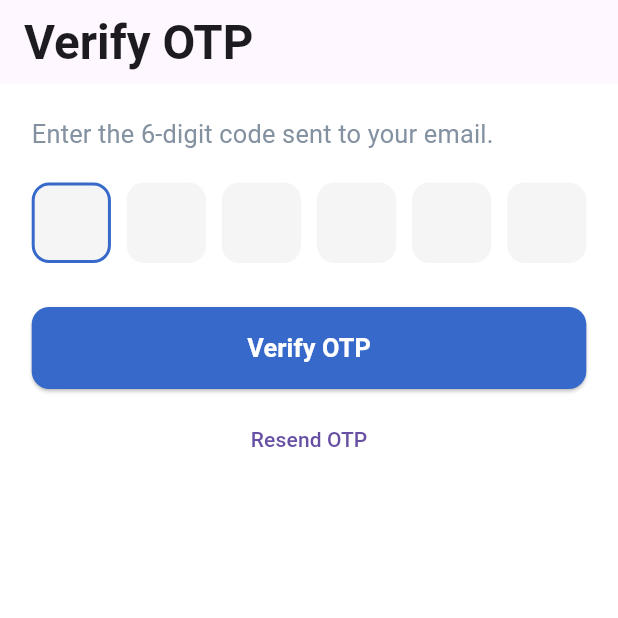
After one commit to Omer-ALaidroos/e-Commerce-Flutter-App-for-User, a Flutter app: the ForgetPasswordOTPScreen screen opened by its route, on a phone screen of 412 x 824 dp, the top half of it. The commit adds this screen. Run offline on Flutter 3.47's test engine with Material 3 defaults, Android fonts, the phone set to English and light mode, and no system bars; our stand-ins replace cached_network_image, dartz, dio, flutter_bloc, flutter_screenutil, flutter_secure_storage and 6 more; missing offline and left inert: animated_snack_bar; accounts and stored records are empty; network calls fail; Roboto replaces fonts that are missing (Urbanist).

Commit message:
Execute the Forget Screens with its operation

```diff
--- a/lib/core/routing/app_routes.dart
+++ b/lib/core/routing/app_routes.dart
@@ -9,4 +9,7 @@ class AppRoutes {
   static const String myCartScreen = '/myCartScreen';
   static const String myOrderScreen = '/MyOrderScreen';
   static const String myDetailsScreen = '/detailsScreen';
+ static const String forgetPasswordEmailRoute = '/forgetPasswordEmail';
+  static const String forgetPasswordOtpRoute = '/forgetPasswordOtp';
+  static const String forgetPasswordNewPasswordRoute = '/forgetPasswordNewPassword';
 }
--- a/lib/core/routing/router_generation_config.dart
+++ b/lib/core/routing/router_generation_config.dart
@@ -5,10 +5,12 @@ import 'package:e_commerce_app/features/Cart/cubit/cart_cubit.dart';
 import 'package:e_commerce_app/features/Cart/my_cart_screen.dart';
 import 'package:e_commerce_app/features/Product%20details%20screen/product_details_screen.dart';
 import 'package:e_commerce_app/features/address/address_screen.dart';
+import 'package:e_commerce_app/features/forgetPassword/forget_password_new_password_screen.dart';
 import 'package:e_commerce_app/features/my_Details/details_screen.dart';
 import 'package:e_commerce_app/features/my_Details/cubit/user_details_cubit.dart';
 import 'package:e_commerce_app/features/my_Details/models/user_details.dart';
 import 'package:e_commerce_app/features/my_Details/cubit/edit_cubit.dart';
+import 'package:e_commerce_app/features/forgetPassword/cubit/forget_password_cubit.dart';
 import 'package:e_commerce_app/features/auth/cubit/register/register_cubit.dart';
 import 'package:e_commerce_app/features/auth/cubit/auth/auth_cubit.dart';
 import 'package:e_commerce_app/features/auth/login_screen.dart';
@@ -20,6 +22,8 @@ import 'package:e_commerce_app/features/order/models/order_model.dart';
 import 'package:e_commerce_app/features/order/my_order_screen.dart';
 import 'package:e_commerce_app/features/order/order_detailes_screen.dart';
 import 'package:e_commerce_app/features/main%20screen/main_screen.dart';
+import 'package:e_commerce_app/features/forgetPassword/forget_password_email_screen.dart';
+import 'package:e_commerce_app/features/forgetPassword/forget_password_otp_screen.dart';
 import 'package:flutter_bloc/flutter_bloc.dart';
 import 'package:go_router/go_router.dart';
 
@@ -104,5 +108,35 @@ class RouterGenerationConfig {
           );
         },
       ),
+
+        GoRoute(
+          name: AppRoutes.forgetPasswordEmailRoute,
+          path: AppRoutes.forgetPasswordEmailRoute,
+          builder: (context, state) => BlocProvider(
+            create: (context) => ForgetPasswordCubit(sl()),
+            child: const ForgetPasswordEmailScreen(),
+          ),
+        ),
+        GoRoute(
+          name: AppRoutes.forgetPasswordOtpRoute,
+          path: AppRoutes.forgetPasswordOtpRoute,
+          builder: (context, state) {
+            final email = state.extra as String?;
+            return BlocProvider(
+              create: (context) => ForgetPasswordCubit(sl()),
+              child: ForgetPasswordOTPScreen(email: email),
+            );
+          },
+        ),
+        GoRoute(
+          name: AppRoutes.forgetPasswordNewPasswordRoute,
+          path: AppRoutes.forgetPasswordNewPasswordRoute,
+          builder: (context, state) => BlocProvider(
+            create: (context) => ForgetPasswordCubit(sl()),
+            child: const ForgetPasswordNewPasswordScreen(),
+          ),
+        ),
+
+
   ]);
 }
--- a/lib/core/utils/service_locator.dart
+++ b/lib/core/utils/service_locator.dart
@@ -2,6 +2,8 @@
 import 'package:e_commerce_app/core/networking/dio_helper.dart';
 import 'package:e_commerce_app/core/utils/storage_helper.dart';
 import 'package:e_commerce_app/features/auth/repo/auth_local_data_source.dart';
+import 'package:e_commerce_app/features/forgetPassword/cubit/forget_password_cubit.dart';
+import 'package:e_commerce_app/features/forgetPassword/repo/forget_password_repo.dart';
 import 'package:e_commerce_app/features/my_Details/cubit/edit_cubit.dart';
 import 'package:e_commerce_app/features/my_Details/cubit/user_details_cubit.dart';
 import 'package:e_commerce_app/features/my_Details/repo/user_details_repo.dart';
@@ -40,6 +42,9 @@ void setupServiceLocator() {
   sl.registerLazySingleton(() => RegisterRepo(sl<DioHelper>()));
   sl.registerLazySingleton(() => OrderRepo(sl<DioHelper>()));
   sl.registerLazySingleton(() => UserDetailsRepo(sl<DioHelper>()));
+  sl.registerLazySingleton(() => ForgetPasswordRepo(sl<DioHelper>()));
+
+
   // Cubit
   sl.registerFactory(() => AuthCubit(sl<AuthRepo>()));
   sl.registerFactory(() => ProductCubit(sl<HomeRepo>()));
@@ -50,4 +55,5 @@ void setupServiceLocator() {
   sl.registerFactory(() => OrderDetailsCubit(sl<OrderRepo>()));
   sl.registerFactory(() => UserDetailsCubit(sl<UserDetailsRepo>()));
   sl.registerFactory(() => EditCubit(sl<UserDetailsRepo>()));
+  sl.registerFactory(() => ForgetPasswordCubit(sl<ForgetPasswordRepo>()));
 }
--- /dev/null
+++ b/lib/core/widgets/custom_otp_input.dart
@@ -0,0 +1,64 @@
+import 'package:flutter/material.dart';
+import 'package:flutter_screenutil/flutter_screenutil.dart';
+
+class CustomOtpInput extends StatelessWidget {
+  final int length;
+  final TextEditingController controller;
+  final ValueChanged<String> onChanged;
+
+  const CustomOtpInput({
+    super.key,
+    this.length = 6,
+    required this.controller,
+    required this.onChanged,
+  });
+
+  @override
+  Widget build(BuildContext context) {
+    return Stack(
+      children: [
+        // Invisible TextFormField to handle input logic, pasting, and keyboard
+        Opacity(
+          opacity: 0,
+          child: TextFormField(
+            controller: controller,
+            onChanged: onChanged,
+            keyboardType: TextInputType.number,
+            maxLength: length,
+            decoration: const InputDecoration(counterText: ""),
+          ),
+        ),
+        // Decorative boxes for the "perfect" UI look
+        Row(
+          mainAxisAlignment: MainAxisAlignment.spaceBetween,
+          children: List.generate(length, (index) {
+            bool isFilled = controller.text.length > index;
+            bool isFocused = controller.text.length == index || (index == length - 1 && controller.text.length == length);
+
+            return Container(
+              width: 50.w,
+              height: 55.h,
+              alignment: Alignment.center,
+              decoration: BoxDecoration(
+                color: Colors.grey[100],
+                borderRadius: BorderRadius.circular(12.r),
+                border: Border.all(
+                  color: isFocused ? Theme.of(context).primaryColor : Colors.transparent,
+                  width: 2,
+                ),
+              ),
+              child: Text(
+                isFilled ? controller.text[index] : "",
+                style: TextStyle(
+                  fontSize: 22.sp,
+                  fontWeight: FontWeight.bold,
+                  color: Theme.of(context).primaryColor,
+                ),
+              ),
+            );
+          }),
+        ),
+      ],
+    );
+  }
+}
--- a/lib/core/widgets/primay_button_widget.dart
+++ b/lib/core/widgets/primay_button_widget.dart
@@ -60,7 +60,7 @@ class PrimayButtonWidget extends StatelessWidget {
             buttonText ?? "",
             style: TextStyle(
                 color: textColor ?? Colors.white,
-                fontWeight: FontWeight.w500,
+                fontWeight: FontWeight.w600,
                 fontSize: fontSize ?? 16.sp),
           ),
           trailingIcon != null ? const WidthSpace(8) : const SizedBox.shrink(),
--- /dev/null
+++ b/lib/features/forgetPassword/cubit/forget_password_cubit.dart
@@ -0,0 +1,49 @@
+import 'package:flutter_bloc/flutter_bloc.dart';
+import 'package:e_commerce_app/features/forgetPassword/repo/forget_password_repo.dart';
+import 'forget_password_state.dart';
+
+class ForgetPasswordCubit extends Cubit<ForgetPasswordState> {
+  final ForgetPasswordRepo _forgetPasswordRepo;
+
+  ForgetPasswordCubit(this._forgetPasswordRepo) : super(ForgetPasswordInitial());
+
+  Future<void> sendOtp(String email) async {
+    emit(ForgetPasswordLoading());
+    try {
+      final message = await _forgetPasswordRepo.forgotPassword(email);
+      emit(SendOtpSuccess(message));
+    } catch (e) {
+      emit(ForgetPasswordError(e.toString().replaceAll('Exception: ', '')));
+    }
+  }
+
+  Future<void> verifyOtp(String email, String code) async {
+    emit(ForgetPasswordLoading());
+    try {
+      final message = await _forgetPasswordRepo.verifyCode(email, code);
+      emit(VerifyOtpSuccess(message));
+    } catch (e) {
+      emit(ForgetPasswordError(e.toString().replaceAll('Exception: ', '')));
+    }
+  }
+
+  Future<void> resetPassword({
+    required String email,
+    required String code,
+    required String newPassword,
+    required String confirmPassword,
+  }) async {
+    emit(ForgetPasswordLoading());
+    try {
+      final message = await _forgetPasswordRepo.resetPassword(
+        email,
+        code,
+        newPassword,
+        confirmPassword,
+      );
+      emit(ResetPasswordSuccess(message));
+    } catch (e) {
+      emit(ForgetPasswordError(e.toString().replaceAll('Exception: ', '')));
+    }
+  }
+}
--- /dev/null
+++ b/lib/features/forgetPassword/cubit/forget_password_state.dart
@@ -0,0 +1,25 @@
+abstract class ForgetPasswordState {}
+
+class ForgetPasswordInitial extends ForgetPasswordState {}
+
+class ForgetPasswordLoading extends ForgetPasswordState {}
+
+class SendOtpSuccess extends ForgetPasswordState {
+  final String message;
+  SendOtpSuccess(this.message);
+}
+
+class VerifyOtpSuccess extends ForgetPasswordState {
+  final String message;
+  VerifyOtpSuccess(this.message);
+}
+
+class ResetPasswordSuccess extends ForgetPasswordState {
+  final String message;
+  ResetPasswordSuccess(this.message);
+}
+
+class ForgetPasswordError extends ForgetPasswordState {
+  final String message;
+  ForgetPasswordError(this.message);
+}
--- /dev/null
+++ b/lib/features/forgetPassword/forget_password_otp_screen.dart
@@ -0,0 +1,130 @@
+import 'package:animated_snack_bar/animated_snack_bar.dart';
+import 'package:dartz/dartz.dart' hide State;
+import 'package:e_commerce_app/core/routing/app_routes.dart';
+import 'package:e_commerce_app/core/utils/animated_snack_dialog.dart';
+import 'package:e_commerce_app/core/widgets/loading_widget.dart';
+import 'package:e_commerce_app/core/widgets/custom_otp_input.dart';
+import 'package:e_commerce_app/core/widgets/primay_button_widget.dart';
+import 'package:e_commerce_app/features/forgetPassword/cubit/forget_password_cubit.dart';
+import 'package:e_commerce_app/features/forgetPassword/cubit/forget_password_state.dart';
+import 'package:flutter/material.dart';
+
+import 'package:flutter_bloc/flutter_bloc.dart';
+import 'package:flutter_screenutil/flutter_screenutil.dart';
+import 'package:go_router/go_router.dart';
+
+class ForgetPasswordOTPScreen extends StatefulWidget {
+  final String? email; // Optional: to display the email or use it for API calls
+  const ForgetPasswordOTPScreen({super.key, this.email});
+
+  @override
+  State<ForgetPasswordOTPScreen> createState() => _ForgetPasswordOTPScreenState();
+}
+
+class _ForgetPasswordOTPScreenState extends State<ForgetPasswordOTPScreen> {
+  final TextEditingController _otpController = TextEditingController();
+  final GlobalKey<FormState> _formKey = GlobalKey<FormState>();
+
+  @override
+  void dispose() {
+    _otpController.dispose();
+    super.dispose();
+  }
+
+  @override
+  Widget build(BuildContext context) {
+    return Scaffold(
+      appBar: AppBar(
+        title: const Text('Verify OTP'),
+      ),
+      body: BlocConsumer<ForgetPasswordCubit, ForgetPasswordState>(
+        listener: (context, state) {
+          if (state is ForgetPasswordError) {
+            showAnimatedSnackDialog(context,
+                message: state.message, type: AnimatedSnackBarType.error);
+          }
+          if (state is VerifyOtpSuccess) {
+            showAnimatedSnackDialog(context,
+                message: state.message, type: AnimatedSnackBarType.success);
+            context.pushNamed(
+              AppRoutes.forgetPasswordNewPasswordRoute,
+              extra: {'email': widget.email, 'otp': _otpController.text},
+            );
+          }
+        },
+        builder: (context, state) {
+          if (state is ForgetPasswordLoading) {
+            return const LoadingWidget();
+          }
+          return Padding(
+        padding: EdgeInsets.all(20.w),
+        child: Form(
+          key: _formKey,
+          child: Column(
+            crossAxisAlignment: CrossAxisAlignment.stretch,
+            children: [
+              Text(
+                //dont dispaly all email just two letters and replace the part after @ and replace the rest with ****
+                widget.email != null
+                    ? 'Enter the 6-digit code sent to ${widget.email!.replaceAll(RegExp(r'(?<=.{3}).(?=.*@)'), '*')}'
+                    : 'Enter the 6-digit code sent to your email.',
+
+                style: Theme.of(context).textTheme.titleMedium,
+              ),
+              SizedBox(height: 20.h),
+              // Integrated the custom OTP widget within a FormField for validation
+              FormField<String>(
+                validator: (value) {
+                  if (_otpController.text.length != 6) {
+                    return 'Please enter the complete 6-digit code';
+                  }
+                  return null;
+                },
+                builder: (state) {
+                  return Column(
+                    children: [
+                      CustomOtpInput(
+                        controller: _otpController,
+                        onChanged: (_) => setState(() => state.didChange(_otpController.text)),
+                      ),
+                      if (state.hasError)
+                        Padding(
+                          padding: EdgeInsets.only(top: 10.h),
+                          child: Text(
+                            state.errorText!,
+                            style: TextStyle(color: Colors.red, fontSize: 12.sp),
+                          ),
+                        ),
+                    ],
+                  );
+                },
+              ),
+              SizedBox(height: 30.h),
+              PrimayButtonWidget(
+                bordersRadius: 12.r,
+                buttonText: 'Verify OTP',
+                onPress: () {
+                  if (_formKey.currentState!.validate()) {
+                    context.read<ForgetPasswordCubit>().verifyOtp(widget.email ?? '', _otpController.text);
+                  }
+                },
+              ),
+
+              SizedBox(height: 10.h),
+              TextButton(
+                onPressed: () {
+                  // Implement resend OTP logic here
+                  ScaffoldMessenger.of(context).showSnackBar(
+                    const SnackBar(content: Text('Resending OTP...')),
+                  );
+                },
+                child: const Text('Resend OTP'),
+              ),
+            ],
+          ),
+        ),);
+        },
+      ),
+    );
+  }
+}
--- /dev/null
+++ b/lib/features/forgetPassword/repo/forget_password_repo.dart
@@ -0,0 +1,76 @@
+import 'package:dio/dio.dart';
+import 'package:e_commerce_app/core/networking/api_endpoints.dart';
+import 'package:e_commerce_app/core/networking/dio_helper.dart';
+
+class ForgetPasswordRepo {
+  final DioHelper _dioHelper;
+
+  ForgetPasswordRepo(this._dioHelper);
+
+  /// Sends a request to generate an OTP for the given email.
+  Future<String> forgotPassword(String email) async {
+    try {
+      final response = await _dioHelper.postRequest(
+        endPoint: ApiEndpoints.forgotPassword,
+        data: {"email": email},
+      );
+      // The backend returns Ok(result). We extract the message or return a default.
+      return response.data['message'] ?? "If an account exists, an OTP has been sent.";
+    } on DioException catch (e) {
+      throw _handleError(e);
+    } catch (e) {
+      throw Exception("An unexpected error occurred: ${e.toString()}");
+    }
+  }
+
+
+
+  /// Verifies the OTP code sent to the user's email.
+  Future<String> verifyCode(String email, String code) async {
+    try {
+      final response = await _dioHelper.postRequest(
+        endPoint: ApiEndpoints.verifyResetCode,
+        data: {
+          "email": email,
+          "code": code,
+        },
+      );
+      return response.data['message'] ?? "Code verified successfully.";
+    } on DioException catch (e) {
+      throw _handleError(e);
+    } catch (e) {
+      throw Exception("Verification failed: ${e.toString()}");
+    }
+  }
+
+
+
+  /// Resets the password using the email, verified code, and the new password.
+  Future<String> resetPassword(String email, String code, String newPassword,String confirmPassword) async {
+    try {
+      final response = await _dioHelper.postRequest(
+        endPoint: ApiEndpoints.resetPassword,
+        data: {
+          "email": email,
+          "code": code,
+          "newPassword": newPassword,
+          "confirmPassword": confirmPassword,
+        },
+      );
+      return response.data['message'] ?? "Password has been reset successfully.";
+    } on DioException catch (e) {
+      throw _handleError(e);
+    } catch (e) {
+      throw Exception("Reset failed: ${e.toString()}");
+    }
+  }
+
+  Exception _handleError(DioException e) {
+    final serverMessage = e.response?.data is Map
+        ? (e.response?.data['message'] ?? e.response?.data['Message'])
+        : e.response?.data?.toString();
+    return Exception(serverMessage ?? "Network error. Please try again.");
+  }
+
+
+}
```
Also changed, not shown: lib/core/networking/api_endpoints.dart (+7 -0 lines), lib/features/auth/login_screen.dart (+14 -1 lines), lib/features/forgetPassword/forget_password_email_screen.dart (added, +105 -0 lines), lib/features/forgetPassword/forget_password_new_password_screen.dart (added, +154 -0 lines).
